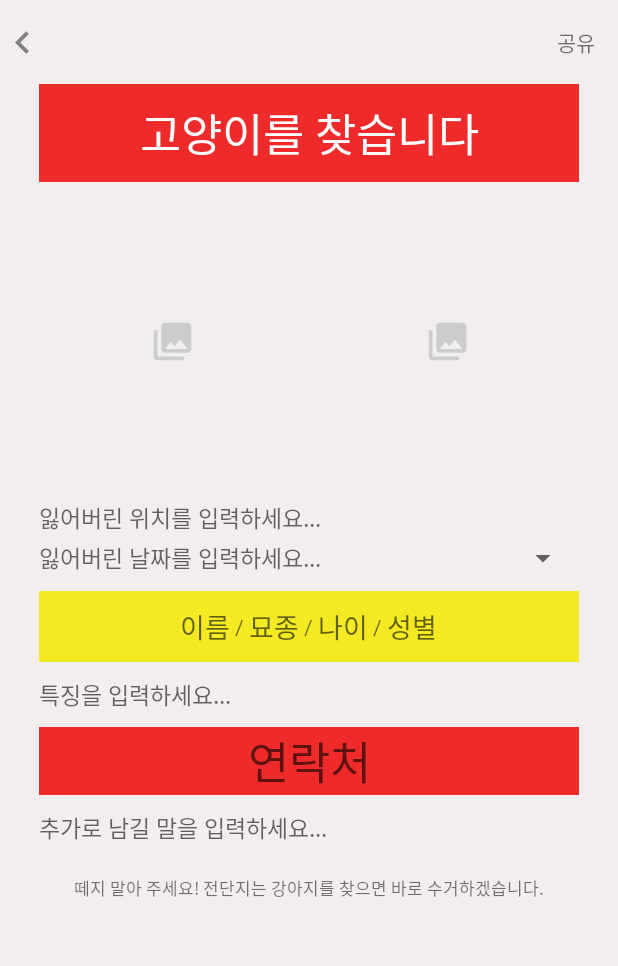
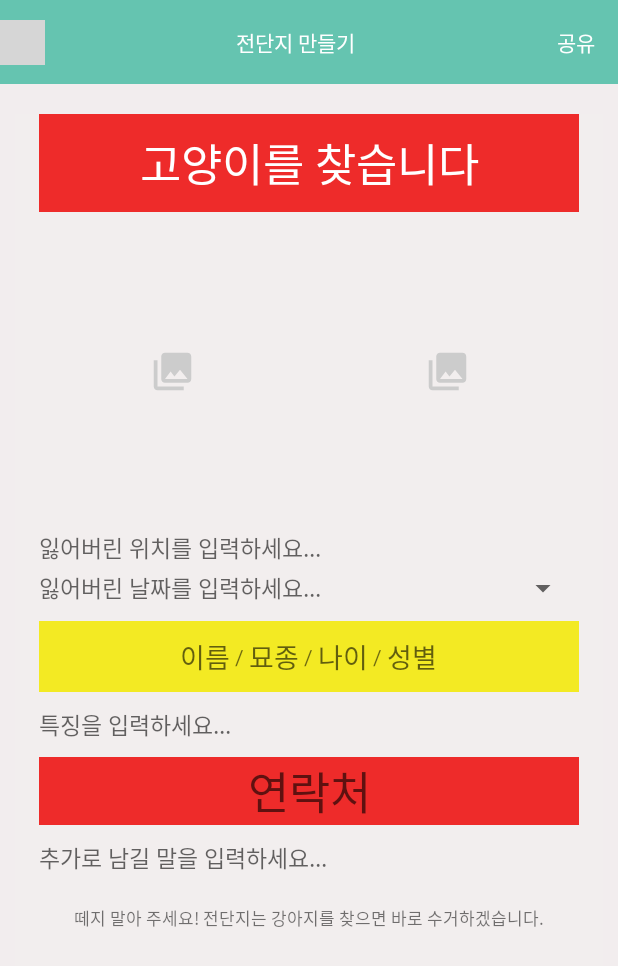
Before and after one commit to ppojjakppojjak/Pet-Finder, an Android app: the FindCatPosterActivity screen opened directly, with no data from a screen before it, on a phone screen of 412 x 824 dp. Shown: the top 966 px of the screen. Run offline under Robolectric (Android 15) with nearby library versions, the phone set to English and light mode, and no system bars; libraries missing offline, so code that uses them is left out: com.gun0912.tedpermission; grey boxes are pictures that could not be loaded.

Commit message:
final commit

```diff
--- a/app/build.gradle
+++ b/app/build.gradle
@@ -20,6 +20,7 @@ android {
 
 dependencies {
     implementation fileTree(dir: 'libs', include: ['*.jar'])
+    implementation 'com.android.support:design:27.1.1'
     implementation 'com.android.support:appcompat-v7:27.1.1'
     implementation 'com.android.support.constraint:constraint-layout:1.1.2'
     implementation 'gun0912.ted:tedpermission:2.0.0'
--- a/app/src/main/res/layout/activity_find_cat_poster.xml
+++ b/app/src/main/res/layout/activity_find_cat_poster.xml
@@ -21,6 +21,7 @@
         android:layout_width="match_parent"
         android:layout_height="wrap_content"
         android:background="#F2EDEE"
+        android:layout_marginTop="20dp"
         android:layout_below="@+id/toolbar"
         android:layout_marginLeft="10dp"
         android:layout_marginRight="10dp"
--- a/app/src/main/res/layout/activity_find_dog_poster.xml
+++ b/app/src/main/res/layout/activity_find_dog_poster.xml
@@ -24,6 +24,7 @@
         android:layout_below="@+id/toolbar"
         android:layout_marginLeft="10dp"
         android:layout_marginRight="10dp"
+        android:layout_marginTop="20dp"
         android:scrollbarThumbVertical="@null"
         android:scrollbarSize="0dp">
 
--- a/app/src/main/res/layout/toolbar_find_pet_poster.xml
+++ b/app/src/main/res/layout/toolbar_find_pet_poster.xml
@@ -1,5 +1,6 @@
 <android.support.v7.widget.Toolbar xmlns:android="http://schemas.android.com/apk/res/android"
     xmlns:app="http://schemas.android.com/apk/res-auto"
+    xmlns:tools="http://schemas.android.com/tools"
     android:id="@+id/toolbar_find_pet_poster"
     android:layout_width="match_parent"
     android:layout_height="wrap_content"
@@ -12,13 +13,15 @@
     app:contentInsetRight="0dp"
     app:contentInsetEnd="0dp"
     android:paddingLeft="16dp"
-    android:paddingRight="12dp">
+    android:paddingRight="12dp"
+    android:background="@color/Mint">
 
     <android.support.constraint.ConstraintLayout
         android:orientation="horizontal"
         android:layout_width="match_parent"
         android:layout_height="match_parent"
-        android:gravity="center_vertical">
+        android:gravity="center_vertical"
+        android:background="@color/Mint">
 
         <ImageButton
             android:id="@+id/ibtn_back"
@@ -28,11 +31,28 @@
             android:layout_alignParentTop="true"
             android:layout_marginBottom="8dp"
             android:layout_marginTop="8dp"
-            android:background="@drawable/ic_chevron_left_black_24dp"
+            android:background="@drawable/ic_chevron_left_white_24dp"
             app:layout_constraintBottom_toBottomOf="parent"
             app:layout_constraintTop_toTopOf="parent" />
 
         <TextView
+            android:layout_width="wrap_content"
+            android:layout_height="wrap_content"
+            android:layout_marginBottom="8dp"
+            android:layout_marginEnd="8dp"
+            android:layout_marginStart="8dp"
+            android:layout_marginTop="8dp"
+            android:background="@color/Mint"
+            android:text="전단지 만들기"
+            android:textColor="#ffffff"
+            app:layout_constraintBottom_toBottomOf="parent"
+            app:layout_constraintEnd_toStartOf="@+id/tv_share"
+            app:layout_constraintStart_toEndOf="@+id/ibtn_back"
+            app:layout_constraintTop_toTopOf="parent"
+            tools:ignore="MissingConstraints" />
+
+        <TextView
+            android:background="@color/Mint"
             android:id="@+id/tv_share"
             android:layout_width="40dp"
             android:layout_height="40dp"
@@ -42,6 +62,7 @@
             android:clickable="true"
             android:gravity="center"
             android:text="공유"
+            android:textColor="#ffffff"
             app:layout_constraintBottom_toBottomOf="parent"
             app:layout_constraintEnd_toEndOf="parent"
             app:layout_constraintTop_toTopOf="parent" />
--- a/app/src/main/res/values/colors.xml
+++ b/app/src/main/res/values/colors.xml
@@ -4,4 +4,6 @@
     <color name="colorPrimaryDark">#5DA597</color>
     <color name="colorAccent">#6DC7B5</color>
     <color name="backgroundColor">#F2EEEE</color>
+    <color name="Mint">#65c4b0</color>
+    <color name="White">#FFFFFF</color>
 </resources>
```
Also changed, not shown: app/src/main/AndroidManifest.xml (+6 -5 lines), app/src/main/java/com/ppojjakppojjak/ppojjakppojjak/MainMenuFragment.java (+28 -0 lines), 1 other file.
